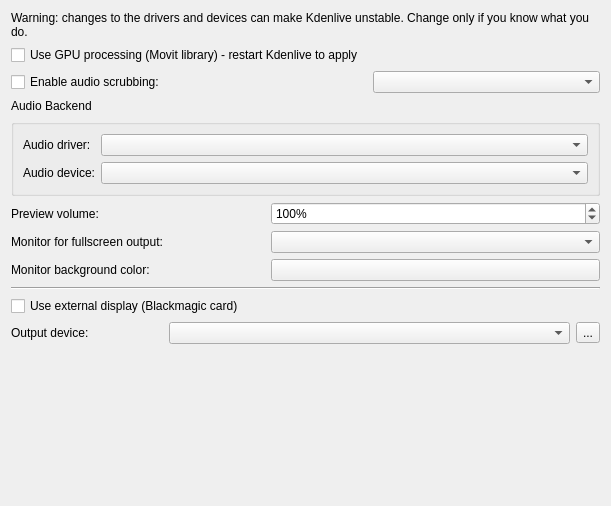
Old version of the form src/ui/configsdl_ui.ui in the repository KDE/kdenlive.
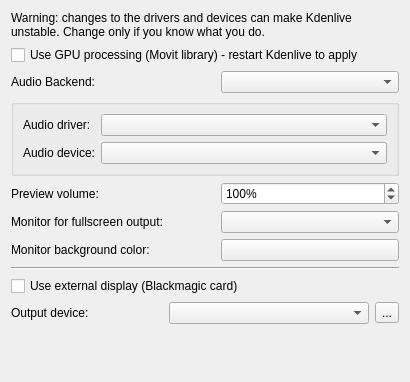
New version of the form. Icons and pictures are not drawn. Custom widgets are drawn as their Qt base class.

Commit message: Move audio scrub confif from Kdenlive Settings to Monitor menu, and make it possible with a shortcut. Fixes #1358

```diff
--- a/src/ui/configsdl_ui.ui
+++ b/src/ui/configsdl_ui.ui
@@ -6,11 +6,14 @@
    <rect>
     <x>0</x>
     <y>0</y>
-    <width>611</width>
-    <height>506</height>
+    <width>410</width>
+    <height>382</height>
    </rect>
   </property>
   <layout class="QGridLayout" name="gridLayout_2">
+   <item row="2" column="2" colspan="4">
+    <widget class="QComboBox" name="kcfg_audio_backend"/>
+   </item>
    <item row="0" column="0" colspan="6">
     <widget class="QLabel" name="label_2">
      <property name="text">
@@ -21,7 +24,113 @@
      </property>
     </widget>
    </item>
-   <item row="4" column="0" colspan="6">
+   <item row="9" column="5">
+    <widget class="QToolButton" name="reload_blackmagic">
+     <property name="text">
+      <string>...</string>
+     </property>
+     <property name="icon">
+      <iconset theme="view-refresh">
+       <normaloff>.</normaloff>.</iconset>
+     </property>
+    </widget>
+   </item>
+   <item row="6" column="0" colspan="2">
+    <widget class="QLabel" name="label">
+     <property name="text">
+      <string>Monitor background color:</string>
+     </property>
+    </widget>
+   </item>
+   <item row="6" column="2" colspan="4">
+    <widget class="KColorButton" name="kcfg_window_background">
+     <property name="sizePolicy">
+      <sizepolicy hsizetype="Preferred" vsizetype="Fixed">
+       <horstretch>0</horstretch>
+       <verstretch>0</verstretch>
+      </sizepolicy>
+     </property>
+     <property name="defaultColor">
+      <color>
+       <red>180</red>
+       <green>180</green>
+       <blue>180</blue>
+      </color>
+     </property>
+    </widget>
+   </item>
+   <item row="9" column="0">
+    <widget class="QLabel" name="label_5">
+     <property name="text">
+      <string>Output device:</string>
+     </property>
+    </widget>
+   </item>
+   <item row="8" column="0" colspan="4">
+    <widget class="QCheckBox" name="kcfg_external_display">
+     <property name="text">
+      <string>Use external display (Blackmagic card)</string>
+     </property>
+    </widget>
+   </item>
+   <item row="5" column="2" colspan="4">
+    <widget class="QComboBox" name="fullscreen_monitor"/>
+   </item>
+   <item row="9" column="1" colspan="4">
+    <widget class="QComboBox" name="kcfg_blackmagic_output_device">
+     <property name="enabled">
+      <bool>true</bool>
+     </property>
+     <property name="sizePolicy">
+      <sizepolicy hsizetype="MinimumExpanding" vsizetype="Fixed">
+       <horstretch>0</horstretch>
+       <verstretch>0</verstretch>
+      </sizepolicy>
+     </property>
+    </widget>
+   </item>
+   <item row="10" column="4">
+    <spacer name="verticalSpacer">
+     <property name="orientation">
+      <enum>Qt::Vertical</enum>
+     </property>
+     <property name="sizeHint" stdset="0">
+      <size>
+       <width>20</width>
+       <height>0</height>
+      </size>
+     </property>
+    </spacer>
+   </item>
+   <item row="7" column="0" colspan="6">
+    <widget class="Line" name="line">
+     <property name="orientation">
+      <enum>Qt::Horizontal</enum>
+     </property>
+    </widget>
+   </item>
+   <item row="2" column="0" colspan="2">
+    <widget class="QLabel" name="label_4">
+     <property name="text">
+      <string>Audio Backend:</string>
+     </property>
+    </widget>
+   </item>
+   <item row="1" column="0" colspan="6">
+    <widget class="QCheckBox" name="kcfg_gpu_accel">
+     <property name="text">
+      <string>Use GPU processing (Movit library) - restart Kdenlive to apply</string>
+     </property>
+    </widget>
+   </item>
+   <item row="4" column="0" colspan="2">
+    <widget class="QLabel" name="label_3">
+     <property name="text">
+      <string>Preview volume:</string>
+     </property>
+    </widget>
+   </item>
+   <item row="3" column="0" colspan="6">
     <widget class="QGroupBox" name="group_sdl">
      <property name="title">
       <string/>
@@ -62,112 +171,14 @@
      </layout>
     </widget>
    </item>
-   <item row="6" column="0">
+   <item row="5" column="0">
     <widget class="QLabel" name="label_6">
      <property name="text">
       <string>Monitor for fullscreen output:</string>
      </property>
     </widget>
    </item>
-   <item row="8" column="0" colspan="6">
-    <widget class="Line" name="line">
-     <property name="orientation">
-      <enum>Qt::Horizontal</enum>
-     </property>
-    </widget>
-   </item>
-   <item row="10" column="0">
-    <widget class="QLabel" name="label_5">
-     <property name="text">
-      <string>Output device:</string>
-     </property>
-    </widget>
-   </item>
-   <item row="6" column="2" colspan="4">
-    <widget class="QComboBox" name="fullscreen_monitor"/>
-   </item>
-   <item row="3" column="0" colspan="2">
-    <widget class="QLabel" name="label_4">
-     <property name="text">
-      <string>Audio Backend</string>
-     </property>
-    </widget>
-   </item>
-   <item row="2" column="3" colspan="3">
-    <widget class="QComboBox" name="kcfg_audio_backend"/>
-   </item>
-   <item row="1" column="0" colspan="6">
-    <widget class="QCheckBox" name="kcfg_gpu_accel">
-     <property name="text">
-      <string>Use GPU processing (Movit library) - restart Kdenlive to apply</string>
-     </property>
-    </widget>
-   </item>
-   <item row="5" column="0" colspan="2">
-    <widget class="QLabel" name="label_3">
-     <property name="text">
-      <string>Preview volume:</string>
-     </property>
-    </widget>
-   </item>
-   <item row="10" column="5">
-    <widget class="QToolButton" name="reload_blackmagic">
-     <property name="text">
-      <string>...</string>
-     </property>
-     <property name="icon">
-      <iconset theme="view-refresh"/>
-     </property>
-    </widget>
-   </item>
-   <item row="11" column="4">
-    <spacer name="verticalSpacer">
-     <property name="orientation">
-      <enum>Qt::Vertical</enum>
-     </property>
-     <property name="sizeHint" stdset="0">
-      <size>
-       <width>20</width>
-       <height>0</height>
-      </size>
-     </property>
-    </spacer>
-   </item>
-   <item row="2" column="0" colspan="6">
-    <widget class="QCheckBox" name="kcfg_audio_scrub">
-     <property name="text">
-      <string>Enable audio scrubbing:</string>
-     </property>
-    </widget>
-   </item>
-   <item row="9" column="0" colspan="4">
-    <widget class="QCheckBox" name="kcfg_external_display">
-     <property name="text">
-      <string>Use external display (Blackmagic card)</string>
-     </property>
-    </widget>
-   </item>
-   <item row="7" column="0" colspan="2">
-    <widget class="QLabel" name="label">
-     <property name="text">
-      <string>Monitor background color:</string>
-     </property>
-    </widget>
-   </item>
-   <item row="10" column="1" colspan="4">
-    <widget class="QComboBox" name="kcfg_blackmagic_output_device">
-     <property name="enabled">
-      <bool>true</bool>
-     </property>
-     <property name="sizePolicy">
-      <sizepolicy hsizetype="MinimumExpanding" vsizetype="Fixed">
-       <horstretch>0</horstretch>
-       <verstretch>0</verstretch>
-      </sizepolicy>
-     </property>
-    </widget>
-   </item>
-   <item row="5" column="2" colspan="4">
+   <item row="4" column="2" colspan="4">
     <widget class="QSpinBox" name="kcfg_volume">
      <property name="suffix">
       <string>%</string>
@@ -180,23 +191,6 @@
      </property>
     </widget>
    </item>
-   <item row="7" column="2" colspan="4">
-    <widget class="KColorButton" name="kcfg_window_background">
-     <property name="sizePolicy">
-      <sizepolicy hsizetype="Preferred" vsizetype="Fixed">
-       <horstretch>0</horstretch>
-       <verstretch>0</verstretch>
-      </sizepolicy>
-     </property>
-     <property name="defaultColor">
-      <color>
-       <red>180</red>
-       <green>180</green>
-       <blue>180</blue>
-      </color>
-     </property>
-    </widget>
-   </item>
   </layout>
  </widget>
  <customwidgets>
```
The commit also changes 3 other files.
